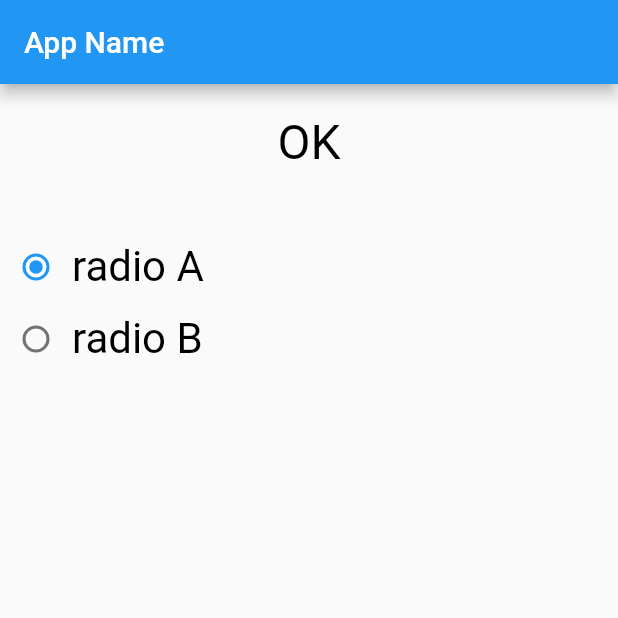
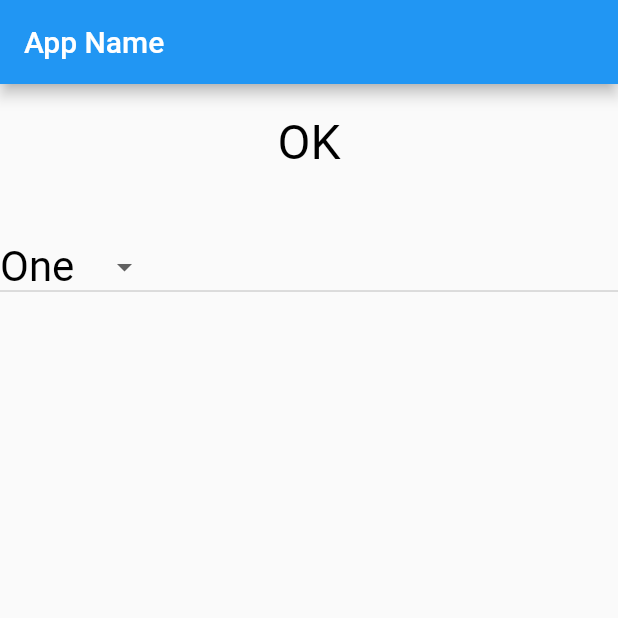
Before and after one commit to Sho-Nagato/flutter-training, a Flutter app: the screen it shows after launch, on a phone screen of 412 x 824 dp, the top half of it. Run offline on Flutter 3.47's test engine with Material 2 defaults, Android fonts, the phone set to English and light mode, and no system bars.

```diff
--- a/lib/main.dart
+++ b/lib/main.dart
@@ -31,7 +31,7 @@ class MyHomePage extends StatefulWidget {
 
 class _MyHomePageState extends State<MyHomePage> {
   static String _message = "OK";
-  static String _selected = "A";
+  static String _selected = "One";
 
   @override
   Widget build(BuildContext context) {
@@ -63,47 +63,20 @@ class _MyHomePageState extends State<MyHomePage> {
               padding: EdgeInsets.all(10.0)
             ),
 
-            Row(
-              mainAxisAlignment: MainAxisAlignment.start,
-              mainAxisSize: MainAxisSize.max,
-              crossAxisAlignment: CrossAxisAlignment.center,
-              children: [
-                Radio<String>(
-                  value: "A",
-                  groupValue: _selected,
-                  onChanged: checkChanged,
-                ),
-                const Text(
-                  "radio A",
-                  style: TextStyle(
-                    fontSize:28.0,
-                    color: Color(0xFF000000),
-                    fontWeight: FontWeight.w400,
-                    fontFamily: "Roboto"
-                  )
-                )
-              ]
-            ),
-            Row(
-              mainAxisAlignment: MainAxisAlignment.start,
-              mainAxisSize: MainAxisSize.max,
-              crossAxisAlignment: CrossAxisAlignment.center,
-              children: [
-                Radio<String>(
-                  value: "B",
-                  groupValue: _selected,
-                  onChanged: checkChanged,
-                ),
-                const Text(
-                  "radio B",
-                  style: TextStyle(
-                    fontSize:28.0,
-                    color: Color(0xFF000000),
-                    fontWeight: FontWeight.w400,
-                    fontFamily: "Roboto"
-                  )
-                )
-              ]
+            DropdownButton<String>(
+              onChanged: popupSelected,
+              value: _selected,
+              style: const TextStyle(
+                fontSize:28.0,
+                color: Color(0xFF000000),
+                fontWeight: FontWeight.w400,
+                fontFamily: "Roboto"
+              ),
+              items: const <DropdownMenuItem<String>> [
+                DropdownMenuItem<String>(value: "One", child: Text('One')),
+                DropdownMenuItem<String>(value: "Two", child: Text('Two')),
+                DropdownMenuItem<String>(value: "Three", child: Text('Three')),
+              ],
             ),
           ]
         ),
@@ -111,9 +84,9 @@ class _MyHomePageState extends State<MyHomePage> {
     );
   }
 
-  void checkChanged(String? value) {
+  void popupSelected(String? value) {
     setState(() {
-      _selected = value ?? "no data";
+      _selected = value ?? "not selected..!!";
       _message = "select: $_selected";
     });
   }
```
